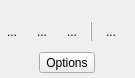
Above: src/widgets/geometrywidget_ui.ui from KDE/kdenlive before the change. Below: the same form after it.
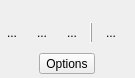
That is the form after the change.

Diff of the .ui file:
```diff
--- a/src/widgets/geometrywidget_ui.ui
+++ b/src/widgets/geometrywidget_ui.ui
@@ -6,7 +6,7 @@
    <rect>
     <x>0</x>
     <y>0</y>
-    <width>129</width>
+    <width>133</width>
     <height>78</height>
    </rect>
   </property>
@@ -80,13 +80,13 @@
         <property name="minimumSize">
          <size>
           <width>0</width>
-          <height>15</height>
+          <height>16</height>
          </size>
         </property>
         <property name="maximumSize">
          <size>
           <width>16777215</width>
-          <height>15</height>
+          <height>16</height>
          </size>
         </property>
        </widget>
```
